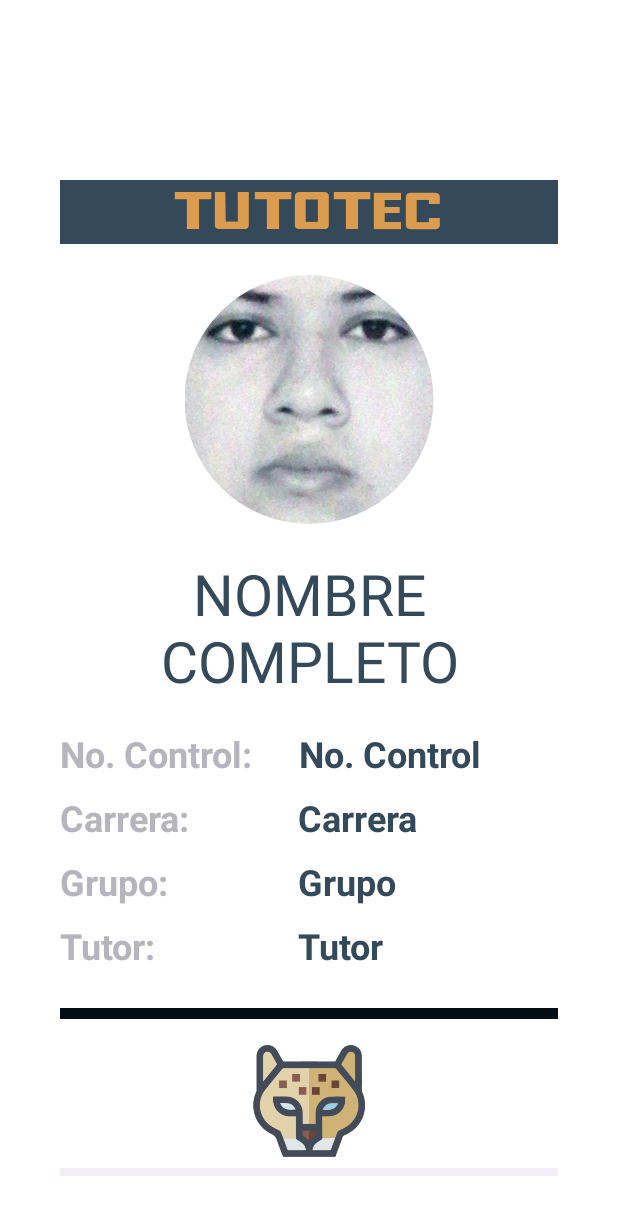
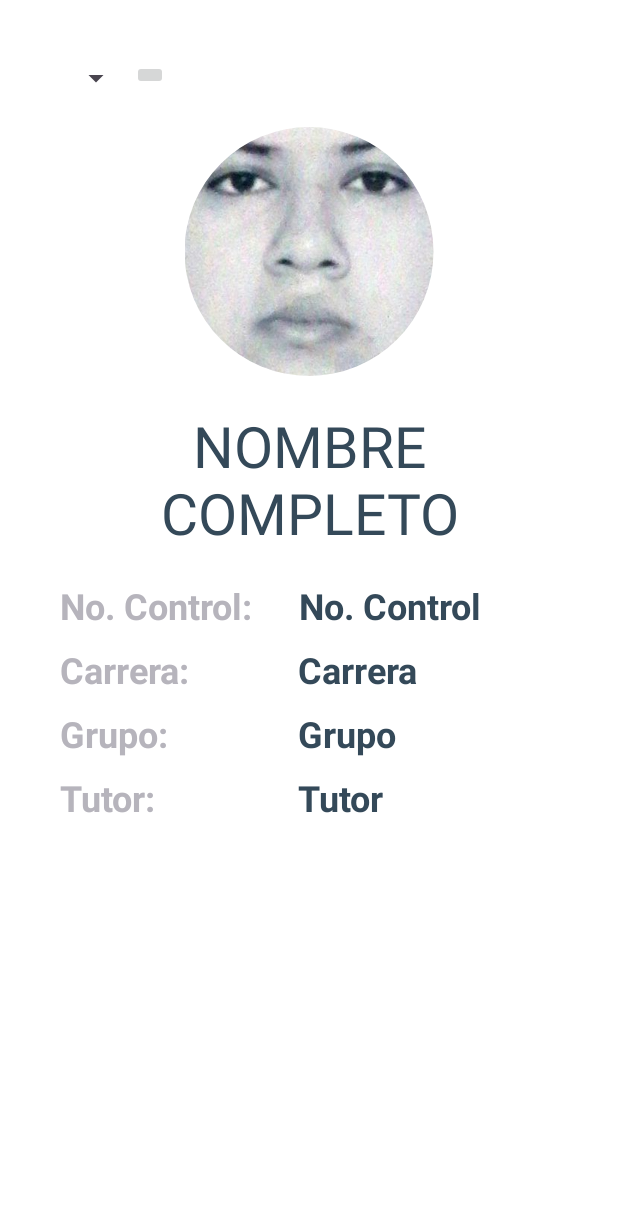
Before and after one commit to mariodominguez07/TutoTec, an Android app: the InicioAlumno screen opened directly, with no data from a screen before it, on a phone screen of 412 x 824 dp. Shown: the top 1215 px of the screen. Run offline under Robolectric (Android 15) with nearby library versions, the phone set to English and light mode, and no system bars; our stand-ins replace CircleImageView.

Commit message:
Actualización

```diff
--- a/app/src/main/java/mx/tecnm/cdhidalgo/tutotec/InicioAlumno.kt
+++ b/app/src/main/java/mx/tecnm/cdhidalgo/tutotec/InicioAlumno.kt
@@ -2,10 +2,27 @@ package mx.tecnm.cdhidalgo.tutotec
 
 import androidx.appcompat.app.AppCompatActivity
 import android.os.Bundle
+import android.widget.TextView
+import androidx.fragment.app.Fragment
+import com.google.android.material.bottomnavigation.BottomNavigationView
+import de.hdodenhof.circleimageview.CircleImageView
 
 class InicioAlumno : AppCompatActivity() {
+
+    private lateinit var foto:CircleImageView
+    private lateinit var nombreC:TextView
+    private lateinit var noControl:TextView
+    private lateinit var grupo:TextView
+    private lateinit var carrera:TextView
+    private lateinit var tutor: TextView
+
     override fun onCreate(savedInstanceState: Bundle?) {
         super.onCreate(savedInstanceState)
         setContentView(R.layout.activity_inicio_alumno)
+
+
+
+
+
     }
 }
--- a/app/src/main/res/drawable/img_actividades.xml
+++ b/app/src/main/res/drawable/img_actividades.xml
@@ -1,5 +1,5 @@
 <vector android:autoMirrored="true" android:height="24dp"
-    android:tint="#000000" android:viewportHeight="24"
+    android:tint="@color/color7" android:viewportHeight="24"
     android:viewportWidth="24" android:width="24dp" xmlns:android="http://schemas.android.com/apk/res/android">
     <path android:fillColor="@android:color/white" android:pathData="M19,3h-4.18C14.4,1.84 13.3,1 12,1c-1.3,0 -2.4,0.84 -2.82,2L5,3c-1.1,0 -2,0.9 -2,2v14c0,1.1 0.9,2 2,2h14c1.1,0 2,-0.9 2,-2L21,5c0,-1.1 -0.9,-2 -2,-2zM12,3c0.55,0 1,0.45 1,1s-0.45,1 -1,1 -1,-0.45 -1,-1 0.45,-1 1,-1zM14,17L7,17v-2h7v2zM17,13L7,13v-2h10v2zM17,9L7,9L7,7h10v2z"/>
 </vector>
--- a/app/src/main/res/drawable/img_carnet.xml
+++ b/app/src/main/res/drawable/img_carnet.xml
@@ -1,4 +1,4 @@
-<vector android:height="24dp" android:tint="#000000"
+<vector android:height="24dp" android:tint="@color/color7"
     android:viewportHeight="24" android:viewportWidth="24"
     android:width="24dp" xmlns:android="http://schemas.android.com/apk/res/android">
     <path android:fillColor="@android:color/white" android:pathData="M19,3h-4.18C14.4,1.84 13.3,1 12,1c-1.3,0 -2.4,0.84 -2.82,2L5,3c-1.1,0 -2,0.9 -2,2v14c0,1.1 0.9,2 2,2h14c1.1,0 2,-0.9 2,-2L21,5c0,-1.1 -0.9,-2 -2,-2zM12,3c0.55,0 1,0.45 1,1s-0.45,1 -1,1 -1,-0.45 -1,-1 0.45,-1 1,-1zM12,7c1.66,0 3,1.34 3,3s-1.34,3 -3,3 -3,-1.34 -3,-3 1.34,-3 3,-3zM18,19L6,19v-1.4c0,-2 4,-3.1 6,-3.1s6,1.1 6,3.1L18,19z"/>
--- a/app/src/main/res/drawable/img_cerrar_sesion.xml
+++ b/app/src/main/res/drawable/img_cerrar_sesion.xml
@@ -1,5 +1,5 @@
 <vector android:autoMirrored="true" android:height="24dp"
-    android:tint="#000000" android:viewportHeight="24"
+    android:tint="@color/color7" android:viewportHeight="24"
     android:viewportWidth="24" android:width="24dp" xmlns:android="http://schemas.android.com/apk/res/android">
     <path android:fillColor="@android:color/white" android:pathData="M10.09,15.59L11.5,17l5,-5 -5,-5 -1.41,1.41L12.67,11H3v2h9.67l-2.58,2.59zM19,3H5c-1.11,0 -2,0.9 -2,2v4h2V5h14v14H5v-4H3v4c0,1.1 0.89,2 2,2h14c1.1,0 2,-0.9 2,-2V5c0,-1.1 -0.9,-2 -2,-2z"/>
 </vector>
--- a/app/src/main/res/drawable/img_solicitudes.xml
+++ b/app/src/main/res/drawable/img_solicitudes.xml
@@ -1,4 +1,4 @@
-<vector android:height="24dp" android:tint="#000000"
+<vector android:height="24dp" android:tint="@color/color7"
     android:viewportHeight="24" android:viewportWidth="24"
     android:width="24dp" xmlns:android="http://schemas.android.com/apk/res/android">
     <path android:fillColor="@android:color/white" android:pathData="M17,19.22H5V7h7V5H5C3.9,5 3,5.9 3,7v12c0,1.1 0.9,2 2,2h12c1.1,0 2,-0.9 2,-2v-7h-2V19.22z"/>
--- a/app/src/main/res/layout/activity_inicio_alumno.xml
+++ b/app/src/main/res/layout/activity_inicio_alumno.xml
@@ -1,5 +1,5 @@
 <?xml version="1.0" encoding="utf-8"?>
-<ScrollView xmlns:android="http://schemas.android.com/apk/res/android"
+<RelativeLayout xmlns:android="http://schemas.android.com/apk/res/android"
     xmlns:app="http://schemas.android.com/apk/res-auto"
     xmlns:tools="http://schemas.android.com/tools"
     android:layout_width="match_parent"
@@ -8,28 +8,31 @@
     android:background="@color/white"
     tools:context=".InicioAlumno">
 
-
     <LinearLayout
         android:layout_width="match_parent"
-        android:layout_height="wrap_content"
+        android:layout_height="match_parent"
         android:orientation="vertical">
 
-        <FrameLayout
-            android:id="@+id/container"
+        <TableLayout
             android:layout_width="match_parent"
-            android:layout_height="wrap_content" />
+            android:layout_height="wrap_content">
 
-        <TextView
-            android:layout_width="match_parent"
-            android:layout_height="wrap_content"
-            android:background="@color/color7"
-            android:text="@string/app_name"
-            android:textSize="36sp"
-            android:textColor="@color/color8"
-            android:textAlignment="center"
-            android:textAllCaps="true"
-            android:layout_marginTop="80dp"
-            style="@style/fuente_Tutotec"/>
+            <TableRow
+                android:layout_width="wrap_content"
+                android:layout_height="wrap_content">
+                <Spinner
+                    android:id="@+id/spinner"
+                    android:layout_width="wrap_content"
+                    android:layout_height="wrap_content" />
+                <ImageView
+                    android:layout_width="match_parent"
+                    android:layout_height="wrap_content"/>
+                <ImageButton
+                    android:layout_width="wrap_content"
+                    android:layout_height="wrap_content"/>
+            </TableRow>
+        </TableLayout>
+
 
         <de.hdodenhof.circleimageview.CircleImageView
             android:id="@+id/foto_alumno"
@@ -157,27 +160,8 @@
             </TableRow>
         </TableLayout>
 
-       <ImageView
-           android:layout_width="match_parent"
-           android:layout_height="7dp"
-           android:background="@color/color3"
-           android:layout_marginTop="15dp"/>
 
-        <ImageView
-            android:layout_width="match_parent"
-            android:layout_height="wrap_content"
-            android:src="@drawable/jaguar"
-            android:scaleY=".3"
-            android:scaleX=".3"
-            android:layout_marginTop="-70dp"
-            android:layout_marginBottom="-80dp"/>
-
-        <com.google.android.material.bottomnavigation.BottomNavigationView
-            android:id="@+id/menu_inicioA"
-            android:layout_width="match_parent"
-            android:layout_height="wrap_content"
-            app:menu="@menu/bottom_navigation_menu" />
 
     </LinearLayout>
 
-</ScrollView>
+</RelativeLayout>
--- a/app/src/main/res/menu/bottom_navigation_menu.xml
+++ /dev/null
@@ -1,20 +0,0 @@
-<?xml version="1.0" encoding="utf-8"?>
-<menu xmlns:android="http://schemas.android.com/apk/res/android">
-    <item
-        android:id="@+id/navigation_carnet"
-        android:title="Carnet"
-        android:icon="@drawable/img_carnet" />
-    <item
-        android:id="@+id/navigation_actividades"
-        android:title="Actividades"
-        android:icon="@drawable/img_actividades" />
-    <item
-        android:id="@+id/navigation_solicitudes"
-        android:title="Solicitudes"
-        android:icon="@drawable/img_solicitudes" />
-    <item
-        android:id="@+id/navigation_cerrar_sesion"
-        android:title="Cerrar Sesión"
-        android:icon="@drawable/img_cerrar_sesion" />
-
-</menu>
```
Also changed, not shown: app/src/main/java/mx/tecnm/cdhidalgo/tutotec/LoginAlumno.kt (+9 -9 lines), app/src/main/java/mx/tecnm/cdhidalgo/tutotec/dataClass/Alumno.kt (+51 -9 lines), app/src/main/res/drawable/jaguar.png (deleted), app/src/main/res/font/fuente_tutotec.ttf (deleted).
